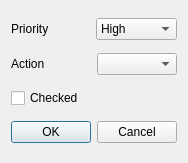
Before: the Qt Designer form neurolabi/gui/dialogs/zflyemtodoannotationdialog.ui in janelia-flyem/NeuTu, drawn with Qt 5.
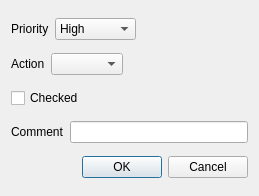
After: the same form once the commit is applied.

Commit message: add todo comment

The edit to the form file:
```diff
--- a/neurolabi/gui/dialogs/zflyemtodoannotationdialog.ui
+++ b/neurolabi/gui/dialogs/zflyemtodoannotationdialog.ui
@@ -6,8 +6,8 @@
    <rect>
     <x>0</x>
     <y>0</y>
-    <width>185</width>
-    <height>163</height>
+    <width>259</width>
+    <height>196</height>
    </rect>
   </property>
   <property name="windowTitle">
@@ -47,6 +47,19 @@
        </item>
       </widget>
      </item>
+     <item>
+      <spacer name="horizontalSpacer_2">
+       <property name="orientation">
+        <enum>Qt::Horizontal</enum>
+       </property>
+       <property name="sizeHint" stdset="0">
+        <size>
+         <width>40</width>
+         <height>20</height>
+        </size>
+       </property>
+      </spacer>
+     </item>
     </layout>
    </item>
    <item>
@@ -61,6 +74,19 @@
      <item>
       <widget class="QComboBox" name="actionComboBox"/>
      </item>
+     <item>
+      <spacer name="horizontalSpacer_3">
+       <property name="orientation">
+        <enum>Qt::Horizontal</enum>
+       </property>
+       <property name="sizeHint" stdset="0">
+        <size>
+         <width>40</width>
+         <height>20</height>
+        </size>
+       </property>
+      </spacer>
+     </item>
     </layout>
    </item>
    <item>
@@ -87,6 +113,20 @@
      </item>
     </layout>
    </item>
+   <item>
+    <layout class="QHBoxLayout" name="horizontalLayout_4">
+     <item>
+      <widget class="QLabel" name="label_3">
+       <property name="text">
+        <string>Comment</string>
+       </property>
+      </widget>
+     </item>
+     <item>
+      <widget class="QLineEdit" name="commentLineEdit"/>
+     </item>
+    </layout>
+   </item>
    <item>
     <widget class="QDialogButtonBox" name="buttonBox">
      <property name="orientation">
```
The commit also changes 11 other files.
